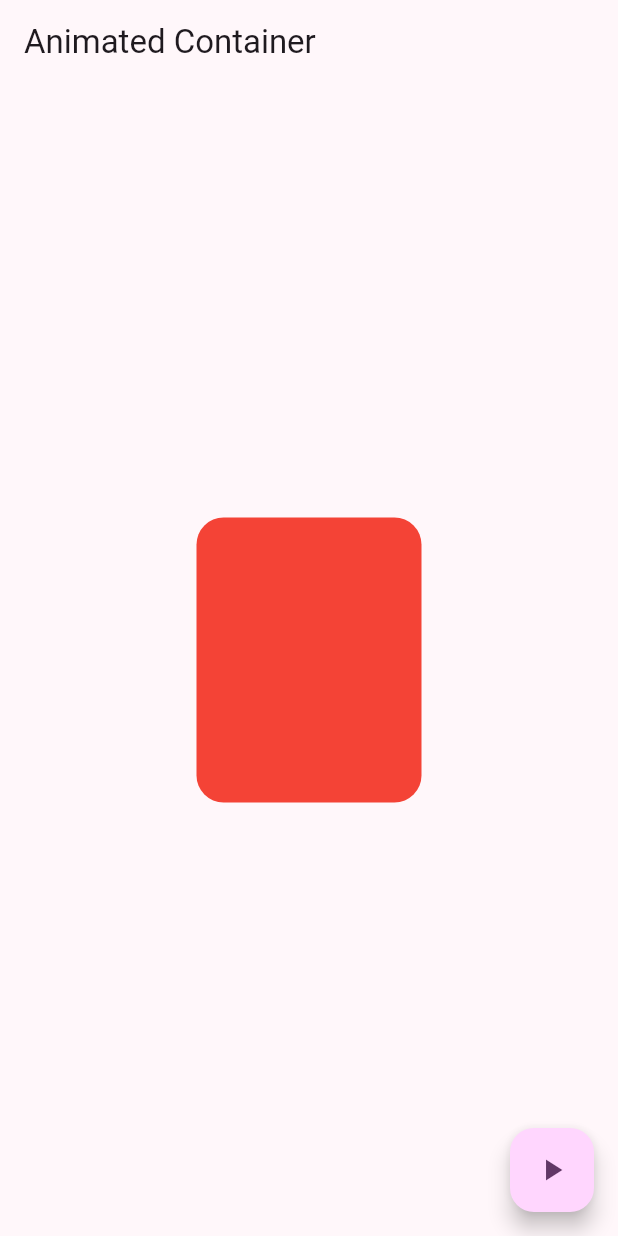
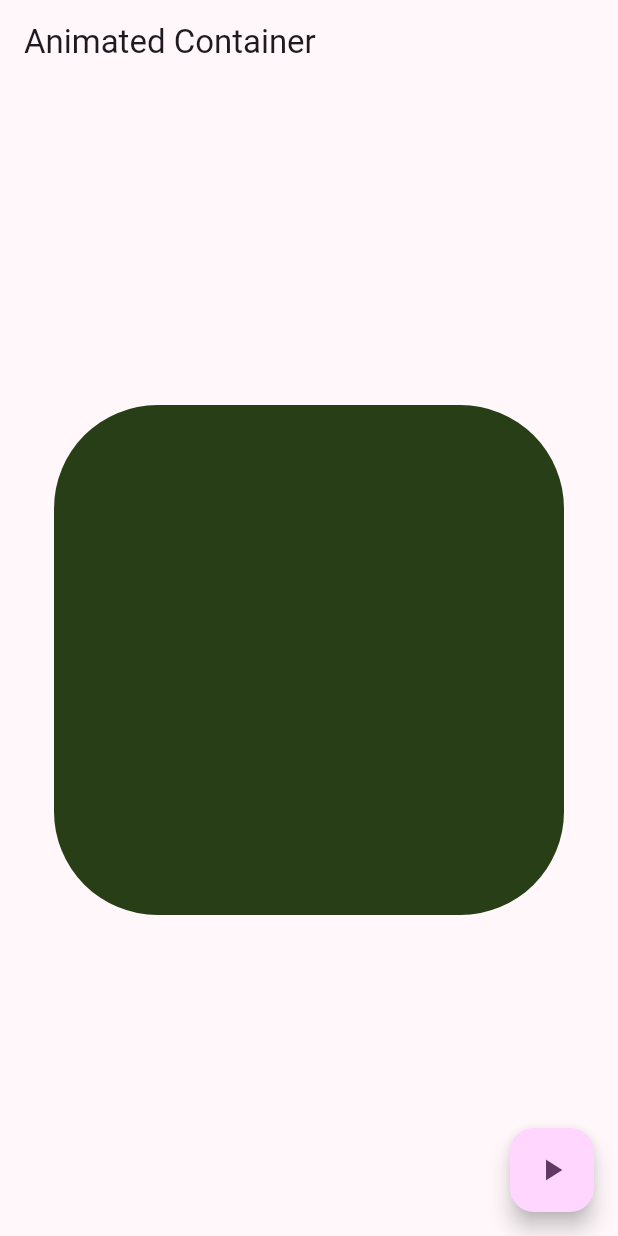
Before and after one commit to RosaLeaveMeAlone/widgets_app, a Flutter app: the AnimatedScreen screen opened by its route, after a tap on the "play arrow" icon, on a phone screen of 412 x 824 dp. Run offline on Flutter 3.47's test engine with Material 3 defaults, Android fonts, the phone set to English and light mode, and no system bars; our stand-ins replace go_router.

Commit message:
Seccion 10 Animar las propiedades del Contenedor

```diff
--- a/lib/presentation/screens/animated/animated_screen.dart
+++ b/lib/presentation/screens/animated/animated_screen.dart
@@ -1,11 +1,40 @@
 import 'package:flutter/material.dart';
+import 'dart:math' show Random;
 
-class AnimatedScreen extends StatelessWidget {
+class AnimatedScreen extends StatefulWidget {
 
   static const name = 'animated_screen';
 
 
   const AnimatedScreen({super.key});
+
+  @override
+  State<AnimatedScreen> createState() => _AnimatedScreenState();
+}
+
+class _AnimatedScreenState extends State<AnimatedScreen> {
+
+  double width = 50;
+  double height = 50;
+  Color color = Colors.indigo;
+  double borderRadius = 8.0;
+
+  void changeShape() {
+
+    final random = Random();
+    width = Random().nextInt(300) + 120;
+    height = Random().nextInt(300) + 120;
+    color = Color.fromRGBO(
+      random.nextInt(255),
+      random.nextInt(255),
+      random.nextInt(255),
+      1
+    );
+    borderRadius = random.nextInt(100).toDouble() + 20;
+    setState(() {});
+
+
+  }
 
   @override
   Widget build(BuildContext context) {
@@ -17,16 +46,16 @@ class AnimatedScreen extends StatelessWidget {
         child: AnimatedContainer(
           duration: const Duration(milliseconds: 400),
           curve: Curves.easeOutQuint,
-          width: 150,
-          height: 190,
+          width: width <= 0 ? 0 : width,
+          height: height <= 0 ? 0 : height,
           decoration: BoxDecoration(
-            color: Colors.red,
-            borderRadius: BorderRadius.circular(18),
+            color: color,
+            borderRadius: BorderRadius.circular(borderRadius < 0 ? 0 : borderRadius),
           )
         )
       ),
       floatingActionButton: FloatingActionButton(
-        onPressed: () {},
+        onPressed: () => changeShape(),
         child: const Icon(Icons.play_arrow),
       ),
     );
```
